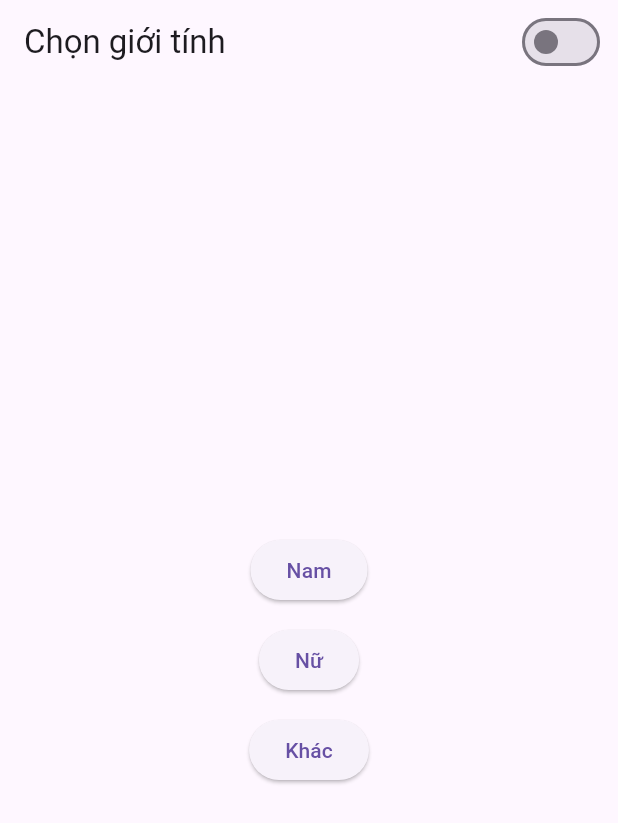
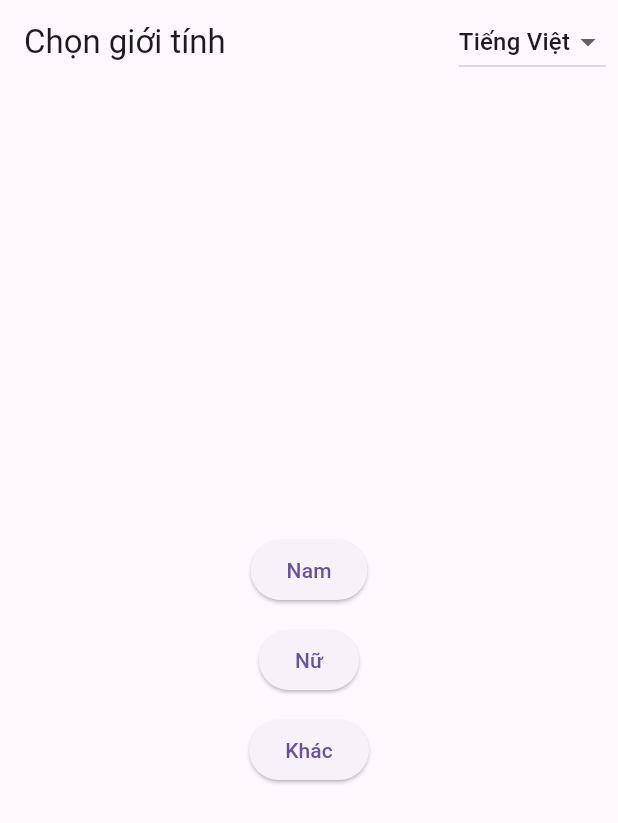
Before and after one commit to johndev98/testing_ui_languages, a Flutter app: the screen it shows after launch, on a phone screen of 412 x 824 dp. Shown: the top 823 px of the screen. Run offline on Flutter 3.47's test engine with Material 3 defaults, Android fonts, the phone set to English and light mode, and no system bars; our stand-ins replace flutter_riverpod, shared_preferences.

Commit message:
commit q

```diff
--- a/lib/localization/localization.dart
+++ b/lib/localization/localization.dart
@@ -25,9 +25,8 @@ class AppLocalizations {
   }
 }
 
-
-
 Future<Map<String, Map<String, dynamic>>> loadLocalizationData() async {
+  //thêm các tên file json ngôn ngữ khác ở đây
   const supportedLocales = ['en', 'vi'];
   final result = <String, Map<String, dynamic>>{};
 
--- a/lib/test_screen.dart
+++ b/lib/test_screen.dart
@@ -50,7 +50,7 @@ class TestScreen extends ConsumerWidget {
         actions: const [
           Padding(
             padding: EdgeInsets.symmetric(horizontal: 8.0),
-            child: LanguageSwitch(),
+            child: LanguageDropdown(),
           ),
         ],
       ),
--- a/lib/widgets/language_switch.dart
+++ b/lib/widgets/language_switch.dart
@@ -2,17 +2,24 @@ import 'package:flutter/material.dart';
 import 'package:flutter_riverpod/flutter_riverpod.dart';
 import '../localization/providers/locale_provider.dart';
 
-class LanguageSwitch extends ConsumerWidget {
-  const LanguageSwitch({super.key});
+class LanguageDropdown extends ConsumerWidget {
+  const LanguageDropdown({super.key});
 
   @override
   Widget build(BuildContext context, WidgetRef ref) {
     final locale = ref.watch(localeNotifierProvider);
 
-    return Switch(
-      value: locale == 'en',
-      onChanged: (v) {
-        ref.read(localeNotifierProvider.notifier).setLocale(v ? 'en' : 'vi');
+    return DropdownButton<String>(
+      value: locale,
+      items: const [
+        DropdownMenuItem(value: 'en', child: Text('English')),
+        DropdownMenuItem(value: 'vi', child: Text('Tiếng Việt')),
+        // nếu thêm ngôn ngữ khác thì thêm ở đây
+      ],
+      onChanged: (value) {
+        if (value != null) {
+          ref.read(localeNotifierProvider.notifier).setLocale(value);
+        }
       },
     );
   }
```
